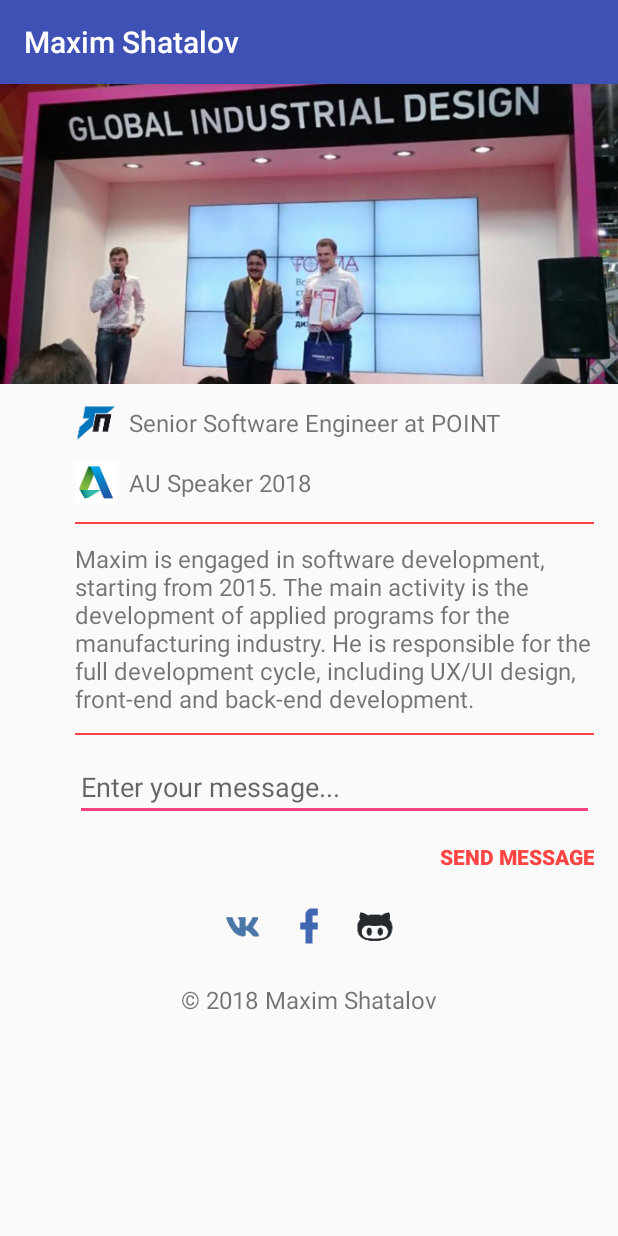
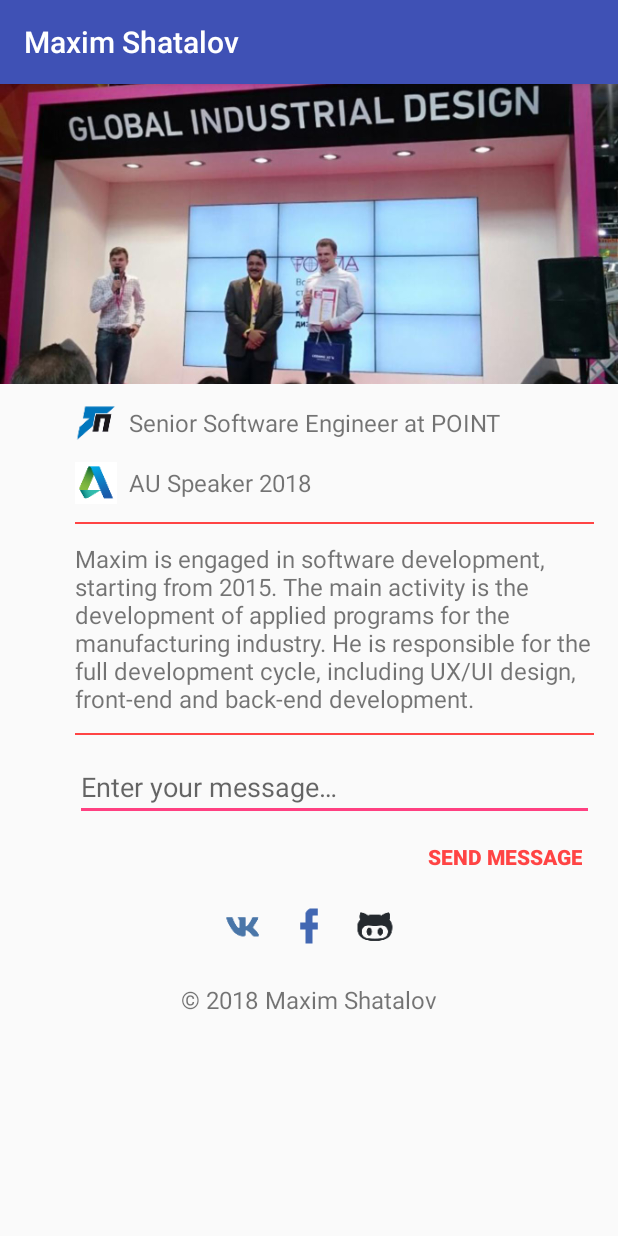
Before and after one commit to furzeal/android-academy-ny-times, an Android app: the screen it shows after launch (AboutActivity), on a phone screen of 412 x 824 dp. Run offline under Robolectric (Android 15) with nearby library versions, the phone set to English and light mode, and no system bars.

Commit message:
fix pr1 issues

```diff
--- a/app/src/main/res/layout/activity_about.xml
+++ b/app/src/main/res/layout/activity_about.xml
@@ -12,7 +12,7 @@
 
         <ImageView
             android:id="@+id/photo_view"
-            android:layout_width="wrap_content"
+            android:layout_width="match_parent"
             android:layout_height="@dimen/photo_height"
             android:layout_marginBottom="@dimen/margin_bottom"
             android:contentDescription="@string/author_photo_desc"
@@ -109,11 +109,11 @@
 
         <Button
             android:id="@+id/send_button"
-            android:layout_width="match_parent"
+            android:layout_width="wrap_content"
             android:layout_height="@dimen/button_height"
             android:layout_alignEnd="@+id/occupation_text"
-            android:layout_alignStart="@+id/point_pic"
             android:layout_below="@+id/message_input"
+            android:padding="@dimen/small_margin"
             android:textStyle="bold"
             android:textAlignment="textEnd"
             android:background="@android:color/transparent"
--- a/app/src/main/res/values/strings.xml
+++ b/app/src/main/res/values/strings.xml
@@ -4,14 +4,14 @@
     <string name="occupation">Senior Software Engineer at POINT</string>
     <string name="au_speaker_2018">AU Speaker 2018</string>
     <string name="about_hero">Maxim is engaged in software development, starting from 2015. The main activity is the development of applied programs for the manufacturing industry. He is responsible for the full development cycle, including UX/UI design, front-end and back-end development.</string>
-    <string name="enter_your_message">Enter your message...</string>
+    <string name="enter_your_message">Enter your message…</string>
     <string name="send_message">Send message</string>
-    <string name="disclaimer">© 2018 Maxim Shatalov</string>
-    <string name="hero_email">shatalov04@gmail.com</string>
+    <string name="disclaimer" translatable="false">© 2018 Maxim Shatalov</string>
+    <string name="hero_email" translatable="false">shatalov04@gmail.com</string>
     <string name="email_subject">Email from Android</string>
     <string name="error_no_email_app">No Email apps were found!</string>
-    <string name="facebook_url">https://www.facebook.com/maxim.shatalov.50</string>
+    <string name="facebook_url" translatable="false">https://www.facebook.com/maxim.shatalov.50</string>
     <string name="error_no_browser_app">No Browser apps were found!</string>
-    <string name="vk_url">https://vk.com/id224269077</string>
-    <string name="github_url">https://github.com/furzeal</string>
+    <string name="vk_url" translatable="false">https://vk.com/id224269077</string>
+    <string name="github_url" translatable="false">https://github.com/furzeal</string>
 </resources>
```
Also changed, not shown: 1 other file.
